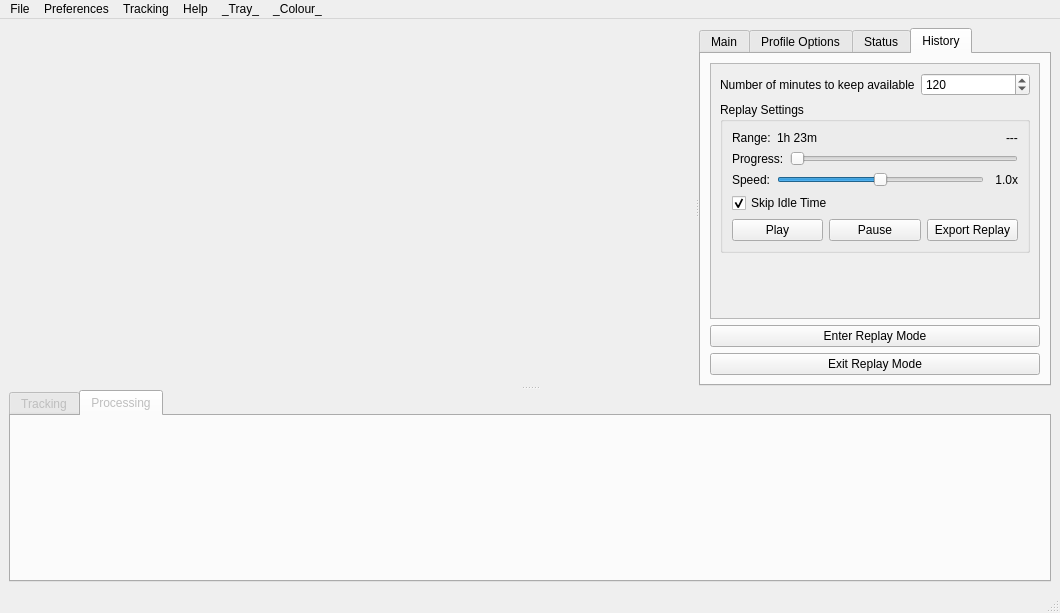
Before: the Qt Designer form mousetracks2/gui/ui/layout.ui in huntfx/MouseTracks, drawn with Qt 5.
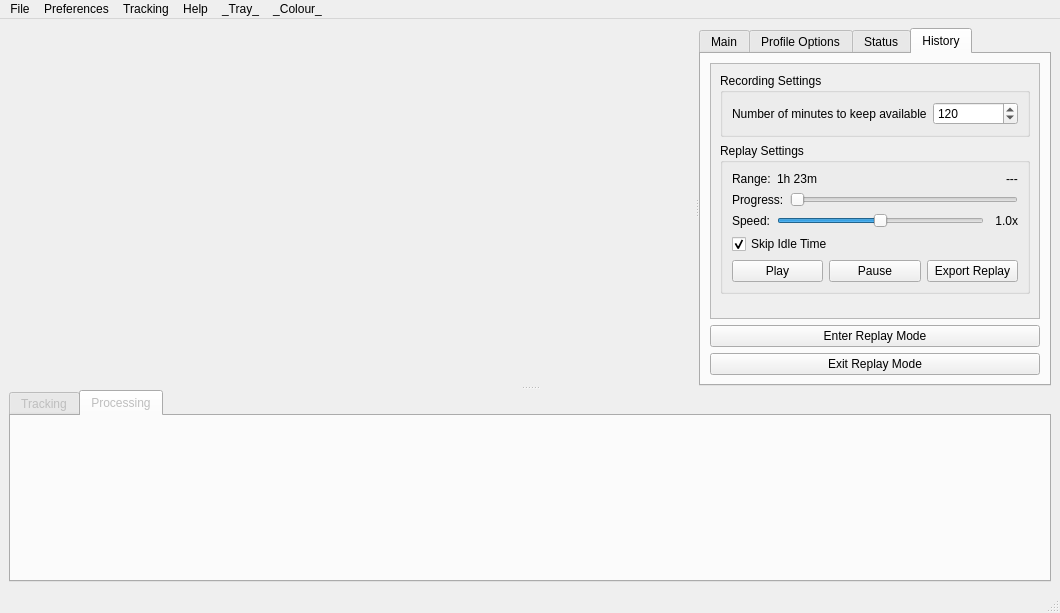
After: the same form once the commit is applied. The open tabs and pages were chosen to show the change. Custom widgets are drawn as their Qt base class.

Commit message: Add recording group to history tab

Patch:
```diff
--- a/mousetracks2/gui/ui/layout.ui
+++ b/mousetracks2/gui/ui/layout.ui
@@ -2125,6 +2125,12 @@
              </property>
              <layout class="QVBoxLayout" name="verticalLayout_19">
               <item>
+               <widget class="QGroupBox" name="groupBox_4">
+                <property name="title">
+                 <string>Recording Settings</string>
+                </property>
+                <layout class="QVBoxLayout" name="verticalLayout_12">
+                 <item>
                <layout class="QHBoxLayout" name="horizontalLayout">
                 <item>
                  <widget class="QLabel" name="label_7">
@@ -2150,6 +2156,9 @@
                  </widget>
                 </item>
                </layout>
+                 </item>
+                </layout>
+               </widget>
               </item>
               <item>
                <widget class="QGroupBox" name="groupBox">
```
Lines whose indentation alone changed are shown as unchanged. The commit also changes 1 other file.
